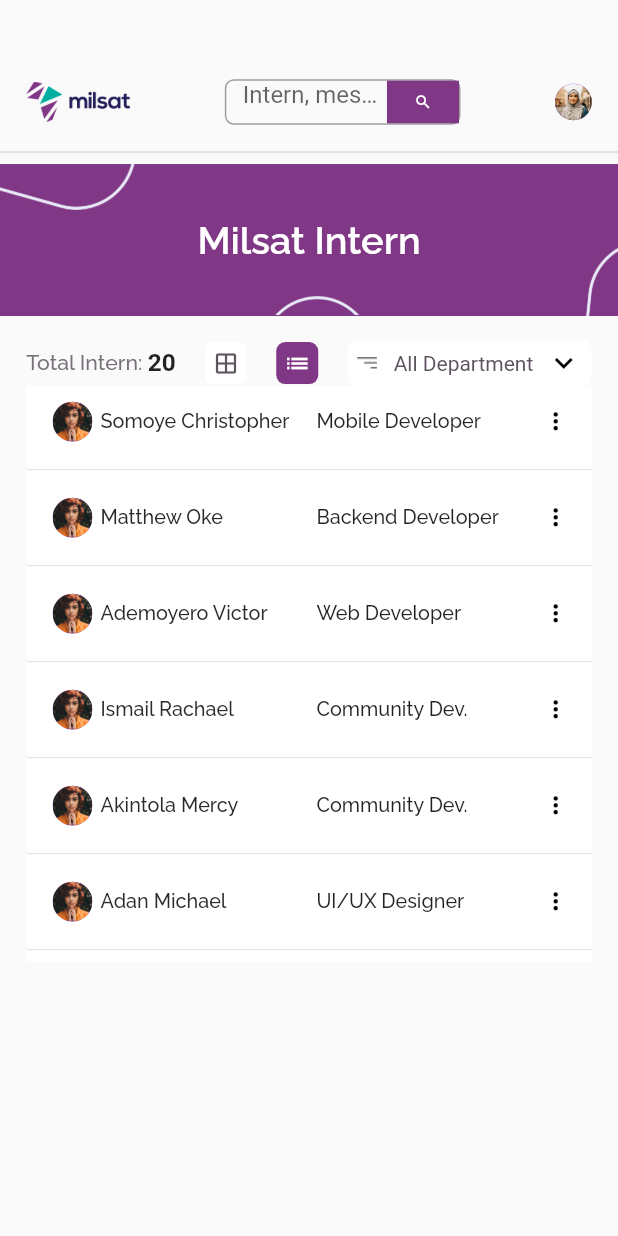
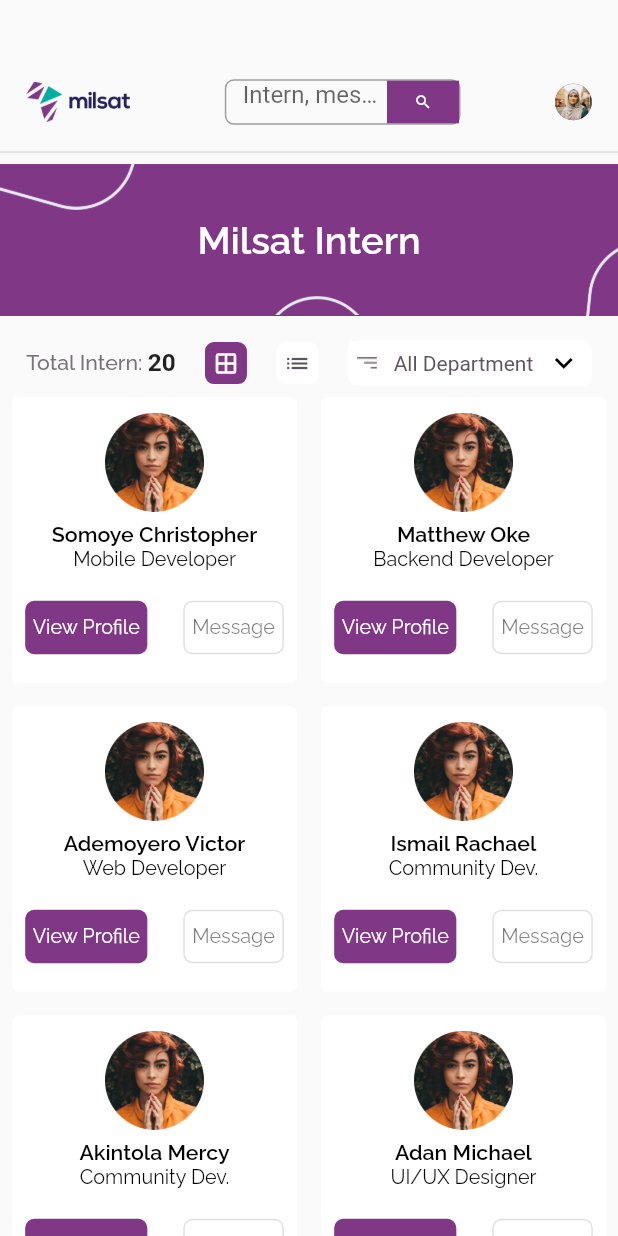
Before and after one commit to chris-netizen/milsat_intern_management_app, a Flutter app: the Interns screen opened directly, on a phone screen of 412 x 824 dp. Run offline on Flutter 3.47's test engine with Material 2 defaults, Android fonts, the phone set to English and light mode, and no system bars; our stand-ins replace faker, flutter_screenutil, fluttericon, gap, google_fonts, jiffy.

Commit message:
new_changes

```diff
--- a/lib/extras/reusable_botton.dart
+++ b/lib/extras/reusable_botton.dart
@@ -33,7 +33,6 @@ class ReusableButton extends StatelessWidget {
           style: GoogleFonts.raleway(
             color: color2,
             fontSize: 13.sp,
-            letterSpacing: 0.75,
           ),
         ),
       ),
--- a/lib/screens/Interns/intern_card.dart
+++ b/lib/screens/Interns/intern_card.dart
@@ -1,6 +1,7 @@
 import 'dart:ui';
 
 import 'package:flutter/material.dart';
+import 'package:google_fonts/google_fonts.dart';
 import 'package:milsat_management_app/extras/reusable_botton.dart';
 import 'package:milsat_management_app/files.dart';
 
@@ -28,8 +29,9 @@ class InternCard extends StatelessWidget {
 
   @override
   Widget build(BuildContext context) {
-    return Container(
-      padding: EdgeInsets.only(left: 8.w, right: 8.w),
+    return Card(
+      elevation: 0,
+      // padding: EdgeInsets.only(left: 8.w, right: 8.w),
       margin: const EdgeInsets.all(8),
       color: AppTheme.mainAppTheme,
       child: Column(
@@ -45,31 +47,32 @@ class InternCard extends StatelessWidget {
               Gap(7.h),
               Text(
                 internName,
-                style: TextStyle(
+                style: GoogleFonts.raleway(
                   color: const Color(0xFF000000),
                   fontSize: 14.sp,
-                  fontFamily: 'Raleway',
                   fontWeight: FontWeight.w600,
                 ),
               ),
               Text(
                 internRole,
-                style: TextStyle(
+                style: GoogleFonts.raleway(
                   color: const Color(0xFF000000),
                   fontSize: 13.sp,
-                  fontFamily: 'Raleway',
                   fontWeight: FontWeight.w400,
                 ),
               ),
               Gap(20.h),
             ],
           ),
-          Row(
+          Padding(
+            padding: EdgeInsets.only(left: 8.w, right: 8.w),
+            child: Row(
               mainAxisAlignment: MainAxisAlignment.spaceBetween,
               children: [
                 GestureDetector(
                   onTap: () {
-                  Navigator.push(context, MaterialPageRoute(builder: (context) {
+                    Navigator.push(context,
+                        MaterialPageRoute(builder: (context) {
                       return InternProfile(
                         internEmail: 'x@gmail.com',
                         internName: internName,
@@ -91,6 +94,7 @@ class InternCard extends StatelessWidget {
                 ),
               ],
             ),
+          ),
         ],
       ),
     );
--- a/lib/screens/Interns/intern_list.dart
+++ b/lib/screens/Interns/intern_list.dart
@@ -1,4 +1,5 @@
 import 'package:flutter/material.dart';
+import 'package:google_fonts/google_fonts.dart';
 import 'package:milsat_management_app/files.dart';
 
 import '../profile/intern_profile.dart';
@@ -40,11 +41,10 @@ class InternList extends StatelessWidget {
                           Gap(5.w),
                           Text(
                             internName,
-                            style: TextStyle(
+                            style: GoogleFonts.raleway(
                               color: const Color(0xFF2D282E),
                               fontSize: 13.sp,
                               fontWeight: FontWeight.w500,
-                              fontFamily: 'Raleway',
                             ),
                           ),
                         ],
@@ -57,10 +57,9 @@ class InternList extends StatelessWidget {
                         children: [
                           Text(
                             internRole,
-                            style: TextStyle(
+                            style: GoogleFonts.raleway(
                               fontSize: 13.sp,
                               fontWeight: FontWeight.w500,
-                              fontFamily: 'Raleway',
                             ),
                           ),
                           PopupMenuButton(
@@ -83,11 +82,17 @@ class InternList extends StatelessWidget {
                                         );
                                       }));
                                     },
-                                    child: const Text('View Profile'),
+                                    child: Text(
+                                      'View Profile',
+                                      style: GoogleFonts.raleway(),
+                                    ),
                                   ),
                                 ),
-                                const PopupMenuItem(
-                                  child: Text('message'),
+                                PopupMenuItem(
+                                  child: Text(
+                                    'message',
+                                    style: GoogleFonts.raleway(),
+                                  ),
                                 ),
                               ];
                             },
--- a/lib/screens/Interns/interns.dart
+++ b/lib/screens/Interns/interns.dart
@@ -36,11 +36,11 @@ class Interns extends StatefulWidget {
 class _InternsState extends State<Interns> {
   @override
   void initState() {
-    windowTapped = true;
+    windowTapped = false;
     super.initState();
   }
 
-  bool tapped = false;
+  bool tapped = true;
   bool windowTapped = false;
   Color untappedColor = const Color(0xFF5E545F);
   @override
```
Lines whose indentation alone changed are shown as unchanged.
